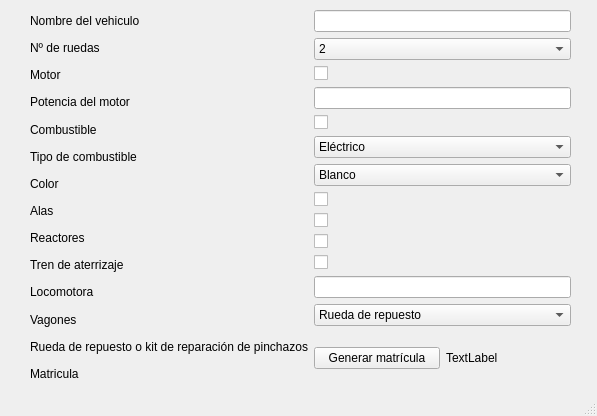
Qt form mainwindow.ui (MarioLopB/practica2ARCO) before a commit.
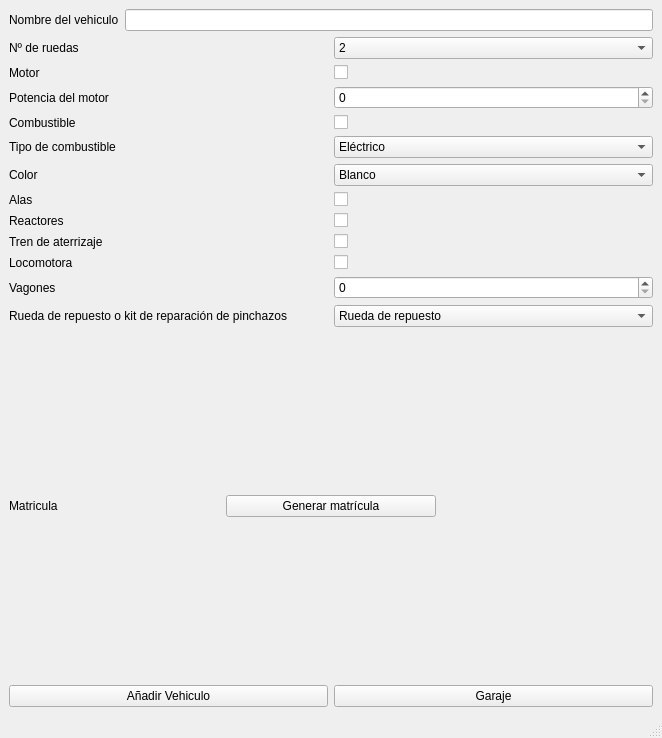
The same form after that commit.

Commit message: Make add button work

Patch:
```diff
--- a/mainwindow.ui
+++ b/mainwindow.ui
@@ -6,27 +6,20 @@
    <rect>
     <x>0</x>
     <y>0</y>
-    <width>597</width>
-    <height>416</height>
+    <width>662</width>
+    <height>738</height>
    </rect>
   </property>
   <property name="windowTitle">
    <string>MainWindow</string>
   </property>
   <widget class="QWidget" name="centralwidget">
-   <widget class="QWidget" name="horizontalLayoutWidget_2">
-    <property name="geometry">
-     <rect>
-      <x>30</x>
-      <y>10</y>
-      <width>541</width>
-      <height>374</height>
-     </rect>
-    </property>
-    <layout class="QHBoxLayout" name="horizontalLayout_3">
-     <item>
+   <layout class="QGridLayout" name="gridLayout">
+    <item row="0" column="0">
       <layout class="QVBoxLayout" name="verticalLayout">
        <item>
+       <layout class="QHBoxLayout" name="horizontalLayout_2">
+        <item>
         <widget class="QLabel" name="label">
          <property name="text">
           <string>Nombre del vehiculo</string>
@@ -34,6 +27,13 @@
         </widget>
        </item>
        <item>
+         <widget class="QLineEdit" name="NombreI"/>
+        </item>
+       </layout>
+      </item>
+      <item>
+       <layout class="QHBoxLayout" name="horizontalLayout_3">
+        <item>
         <widget class="QLabel" name="label_2">
          <property name="text">
           <string>Nº de ruedas</string>
@@ -41,6 +41,39 @@
         </widget>
        </item>
        <item>
+         <widget class="QComboBox" name="RuedasI">
+          <item>
+           <property name="text">
+            <string>2</string>
+           </property>
+          </item>
+          <item>
+           <property name="text">
+            <string>3</string>
+           </property>
+          </item>
+          <item>
+           <property name="text">
+            <string>4</string>
+           </property>
+          </item>
+          <item>
+           <property name="text">
+            <string>6</string>
+           </property>
+          </item>
+          <item>
+           <property name="text">
+            <string>40</string>
+           </property>
+          </item>
+         </widget>
+        </item>
+       </layout>
+      </item>
+      <item>
+       <layout class="QHBoxLayout" name="horizontalLayout_4">
+        <item>
         <widget class="QLabel" name="label_3">
          <property name="text">
           <string>Motor</string>
@@ -48,6 +81,17 @@
         </widget>
        </item>
        <item>
+         <widget class="QCheckBox" name="MotorI">
+          <property name="text">
+           <string/>
+          </property>
+         </widget>
+        </item>
+       </layout>
+      </item>
+      <item>
+       <layout class="QHBoxLayout" name="horizontalLayout_5">
+        <item>
         <widget class="QLabel" name="label_4">
          <property name="text">
           <string>Potencia del motor</string>
@@ -55,6 +99,13 @@
         </widget>
        </item>
        <item>
+         <widget class="QSpinBox" name="PotenciaI"/>
+        </item>
+       </layout>
+      </item>
+      <item>
+       <layout class="QHBoxLayout" name="horizontalLayout_6">
+        <item>
         <widget class="QLabel" name="label_5">
          <property name="text">
           <string>Combustible</string>
@@ -62,6 +113,17 @@
         </widget>
        </item>
        <item>
+         <widget class="QCheckBox" name="CombustibleI">
+          <property name="text">
+           <string/>
+          </property>
+         </widget>
+        </item>
+       </layout>
+      </item>
+      <item>
+       <layout class="QHBoxLayout" name="horizontalLayout_7">
+        <item>
         <widget class="QLabel" name="label_6">
          <property name="text">
           <string>Tipo de combustible</string>
@@ -69,6 +131,39 @@
         </widget>
        </item>
        <item>
+         <widget class="QComboBox" name="TipoCombuI">
+          <item>
+           <property name="text">
+            <string>Eléctrico</string>
+           </property>
+          </item>
+          <item>
+           <property name="text">
+            <string>Gasolina</string>
+           </property>
+          </item>
+          <item>
+           <property name="text">
+            <string>Diésel</string>
+           </property>
+          </item>
+          <item>
+           <property name="text">
+            <string>Híbrido</string>
+           </property>
+          </item>
+          <item>
+           <property name="text">
+            <string>Queroseno</string>
+           </property>
+          </item>
+         </widget>
+        </item>
+       </layout>
+      </item>
+      <item>
+       <layout class="QHBoxLayout" name="horizontalLayout_8">
+        <item>
         <widget class="QLabel" name="label_7">
          <property name="text">
           <string>Color</string>
@@ -76,6 +171,44 @@
         </widget>
        </item>
        <item>
+         <widget class="QComboBox" name="ColorI">
+          <item>
+           <property name="text">
+            <string>Blanco</string>
+           </property>
+          </item>
+          <item>
+           <property name="text">
+            <string>Negro</string>
+           </property>
+          </item>
+          <item>
+           <property name="text">
+            <string>Rojo</string>
+           </property>
+          </item>
+          <item>
+           <property name="text">
+            <string>Azul</string>
+           </property>
+          </item>
+          <item>
+           <property name="text">
+            <string>Amarillo</string>
+           </property>
+          </item>
+          <item>
+           <property name="text">
+            <string>Verde</string>
+           </property>
+          </item>
+         </widget>
+        </item>
+       </layout>
+      </item>
+      <item>
+       <layout class="QHBoxLayout" name="horizontalLayout_9">
+        <item>
         <widget class="QLabel" name="label_14">
          <property name="text">
           <string>Alas</string>
@@ -83,6 +216,17 @@
         </widget>
        </item>
        <item>
+         <widget class="QCheckBox" name="ALasI">
+          <property name="text">
+           <string/>
+          </property>
+         </widget>
+        </item>
+       </layout>
+      </item>
+      <item>
+       <layout class="QHBoxLayout" name="horizontalLayout_10">
+        <item>
         <widget class="QLabel" name="label_8">
          <property name="text">
           <string>Reactores</string>
@@ -90,6 +234,17 @@
         </widget>
        </item>
        <item>
+         <widget class="QCheckBox" name="ReactoresI">
+          <property name="text">
+           <string/>
+          </property>
+         </widget>
+        </item>
+       </layout>
+      </item>
+      <item>
+       <layout class="QHBoxLayout" name="horizontalLayout_11">
+        <item>
         <widget class="QLabel" name="label_9">
          <property name="text">
           <string>Tren de aterrizaje</string>
@@ -97,6 +252,17 @@
         </widget>
        </item>
        <item>
+         <widget class="QCheckBox" name="TrenAteI">
+          <property name="text">
+           <string/>
+          </property>
+         </widget>
+        </item>
+       </layout>
+      </item>
+      <item>
+       <layout class="QHBoxLayout" name="horizontalLayout_12">
+        <item>
         <widget class="QLabel" name="label_10">
          <property name="text">
           <string>Locomotora</string>
@@ -104,6 +270,17 @@
         </widget>
        </item>
        <item>
+         <widget class="QCheckBox" name="LocomotorI">
+          <property name="text">
+           <string/>
+          </property>
+         </widget>
+        </item>
+       </layout>
+      </item>
+      <item>
+       <layout class="QHBoxLayout" name="horizontalLayout_13">
+        <item>
         <widget class="QLabel" name="label_11">
          <property name="text">
           <string>Vagones</string>
@@ -111,6 +288,13 @@
         </widget>
        </item>
        <item>
+         <widget class="QSpinBox" name="VagonesI"/>
+        </item>
+       </layout>
+      </item>
+      <item>
+       <layout class="QHBoxLayout" name="horizontalLayout_14">
+        <item>
         <widget class="QLabel" name="label_12">
          <property name="text">
           <string>Rueda de repuesto o kit de reparación de pinchazos</string>
@@ -118,161 +302,7 @@
         </widget>
        </item>
        <item>
-        <widget class="QLabel" name="label_13">
-         <property name="text">
-          <string>Matricula</string>
-         </property>
-        </widget>
-       </item>
-      </layout>
-     </item>
-     <item>
-      <layout class="QVBoxLayout" name="verticalLayout_2">
-       <item>
-        <widget class="QLineEdit" name="Nombre"/>
-       </item>
-       <item>
-        <widget class="QComboBox" name="comboBox">
-         <item>
-          <property name="text">
-           <string>2</string>
-          </property>
-         </item>
-         <item>
-          <property name="text">
-           <string>3</string>
-          </property>
-         </item>
-         <item>
-          <property name="text">
-           <string>4</string>
-          </property>
-         </item>
-         <item>
-          <property name="text">
-           <string>6</string>
-          </property>
-         </item>
-         <item>
-          <property name="text">
-           <string>40</string>
-          </property>
-         </item>
-        </widget>
-       </item>
-       <item>
-        <widget class="QCheckBox" name="checkBox">
-         <property name="text">
-          <string/>
-         </property>
-        </widget>
-       </item>
-       <item>
-        <widget class="QLineEdit" name="lineEdit_2"/>
-       </item>
-       <item>
-        <widget class="QCheckBox" name="checkBox_2">
-         <property name="text">
-          <string/>
-         </property>
-        </widget>
-       </item>
-       <item>
-        <widget class="QComboBox" name="comboBox_2">
-         <item>
-          <property name="text">
-           <string>Eléctrico</string>
-          </property>
-         </item>
-         <item>
-          <property name="text">
-           <string>Gasolina</string>
-          </property>
-         </item>
-         <item>
-          <property name="text">
-           <string>Diésel</string>
-          </property>
-         </item>
-         <item>
-          <property name="text">
-           <string>Híbrido</string>
-          </property>
-         </item>
-         <item>
-          <property name="text">
-           <string>Queroseno</string>
-          </property>
-         </item>
-        </widget>
-       </item>
-       <item>
-        <widget class="QComboBox" name="comboBox_3">
-         <item>
-          <property name="text">
-           <string>Blanco</string>
-          </property>
-         </item>
-         <item>
-          <property name="text">
-           <string>Negro</string>
-          </property>
-         </item>
-         <item>
-          <property name="text">
-           <string>Rojo</string>
-          </property>
-         </item>
-         <item>
-          <property name="text">
-           <string>Azul</string>
-          </property>
-         </item>
-         <item>
-          <property name="text">
-           <string>Amarillo</string>
-          </property>
-         </item>
-         <item>
-          <property name="text">
-           <string>Verde</string>
-          </property>
-         </item>
-        </widget>
-       </item>
-       <item>
-        <widget class="QCheckBox" name="checkBox_4">
-         <property name="text">
-          <string/>
-         </property>
-        </widget>
-       </item>
-       <item>
-        <widget class="QCheckBox" name="checkBox_3">
-         <property name="text">
-          <string/>
-         </property>
-        </widget>
-       </item>
-       <item>
-        <widget class="QCheckBox" name="checkBox_5">
-         <property name="text">
-          <string/>
-         </property>
-        </widget>
-       </item>
-       <item>
-        <widget class="QCheckBox" name="checkBox_6">
-         <property name="text">
-          <string/>
-         </property>
-        </widget>
-       </item>
-       <item>
-        <widget class="QLineEdit" name="lineEdit_3"/>
-       </item>
-       <item>
-        <widget class="QComboBox" name="comboBox_4">
+         <widget class="QComboBox" name="KitI">
          <item>
           <property name="text">
            <string>Rueda de repuesto</string>
@@ -285,8 +315,17 @@
          </item>
         </widget>
        </item>
+       </layout>
+      </item>
        <item>
-        <layout class="QHBoxLayout" name="horizontalLayout_2">
+       <layout class="QHBoxLayout" name="horizontalLayout">
+        <item>
+         <widget class="QLabel" name="label_13">
+          <property name="text">
+           <string>Matricula</string>
+          </property>
+         </widget>
+        </item>
          <item>
           <widget class="QPushButton" name="pushButton">
            <property name="text">
@@ -297,16 +336,33 @@
          <item>
           <widget class="QLabel" name="MatriculaLB">
            <property name="text">
-            <string>TextLabel</string>
+           <string/>
            </property>
           </widget>
          </item>
         </layout>
        </item>
+      <item>
+       <layout class="QHBoxLayout" name="horizontalLayout_15">
+        <item>
+         <widget class="QPushButton" name="pushButton_2">
+          <property name="text">
+           <string>Añadir Vehiculo</string>
+          </property>
+         </widget>
+        </item>
+        <item>
+         <widget class="QPushButton" name="pushButton_3">
+          <property name="text">
+           <string>Garaje</string>
+          </property>
+         </widget>
+        </item>
       </layout>
      </item>
     </layout>
-   </widget>
+    </item>
+   </layout>
   </widget>
   <widget class="QStatusBar" name="statusbar"/>
  </widget>
```
Lines whose indentation alone changed are shown as unchanged. The commit also changes 8 other files.
